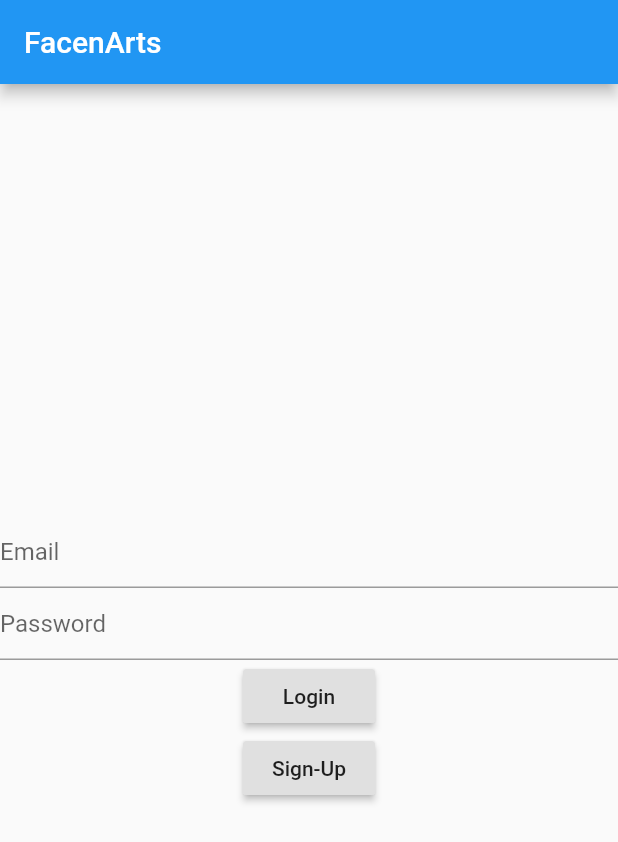
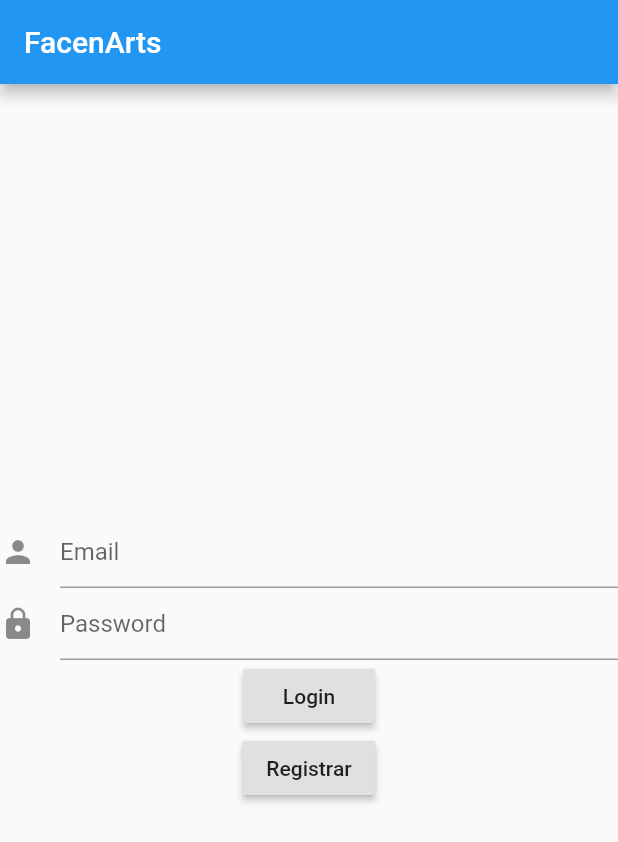
Before and after one commit to Saiterxx/facenarts, a Flutter app: the screen it shows after launch, after a tap on "Login", on a phone screen of 412 x 824 dp. Shown: the top 842 px of the screen. Run offline on Flutter 3.47's test engine with Material 2 defaults, Android fonts, the phone set to English and light mode, and no system bars; our stand-ins replace cloud_firestore, firebase_auth, firebase_core; accounts and stored records are empty.

Commit message:
Commit 7

```diff
--- a/lib/LoginPage.dart
+++ b/lib/LoginPage.dart
@@ -1,3 +1,4 @@
+import 'package:facenarts/services/database.dart';
 import 'package:flutter/material.dart';
 import 'package:firebase_auth/firebase_auth.dart';
 
@@ -21,7 +22,7 @@ class _LoginPageState extends State<LoginPage> {
         children: [
           //1.)
           TextField(
-            decoration: InputDecoration(hintText: "Email"),
+            decoration: InputDecoration(icon: Icon(Icons.person),hintText: "Email"),
             onChanged: (value) {
               setState(() {
                 _email = value.trim(); //remove whitespace
@@ -30,7 +31,8 @@ class _LoginPageState extends State<LoginPage> {
           ),
           //2.)
           TextField(
-            decoration: InputDecoration(hintText: "Password"),
+            obscureText: true,
+            decoration: InputDecoration( icon: Icon(Icons.lock),hintText: "Password"),
             onChanged: (value) {
               setState(() {
                 _password = value.trim(); //remove whitespace
@@ -49,11 +51,15 @@ class _LoginPageState extends State<LoginPage> {
                         // ignore: unnecessary_null_comparison
                         if(authUser!=null){
                           print(authUser);
-                          print("Login Success");
+                          print("Sucesso no Login");
                           Navigator.of(context).pushNamed("/logged");
+                          ScaffoldMessenger.of(context)
+                        .showSnackBar(SnackBar(content: Text(
+                        'Bem vindo(a) de volta!'
+                      )));
                         }
                         else{
-                          print("Login Error");
+                          print("Erro no Login ");
                         }
 
                       } on FirebaseAuthException catch (e) {
@@ -64,13 +70,18 @@ class _LoginPageState extends State<LoginPage> {
           //4.)
           // ignore: deprecated_member_use
           RaisedButton(
-              child: Text("Sign-Up"),
+              child: Text("Registrar"),
               onPressed: () {
                 try {
                   auth.createUserWithEmailAndPassword(
                       email: _email, password: _password);
+                      addName(_email);
+                      ScaffoldMessenger.of(context)
+                        .showSnackBar(SnackBar(content: Text(
+                        'Registrado com sucesso!'
+                      )));
                 } catch (e) {
-                  print("Error on signup " + e.toString());
+                  print("Erro ao se registrar " + e.toString());
                 }
               })
 
@@ -85,6 +96,10 @@ class _LoginPageState extends State<LoginPage> {
         body: myFirebaseForm());
   }
 
+  Future addName(String _email) async{
+    await DatabaseService(_email).updateUserData(_email);
+  }
+
 
 
 }
--- /dev/null
+++ b/lib/services/database.dart
@@ -0,0 +1,16 @@
+import 'package:cloud_firestore/cloud_firestore.dart';
+
+class DatabaseService{
+  final String _email;
+  DatabaseService(this._email);
+
+  final CollectionReference userCollection = FirebaseFirestore.instance.collection('users');
+
+
+  Future updateUserData(String username) async{
+    return await userCollection.doc(_email).set({
+      'Username': username
+    });
+  }
+
+}
```
